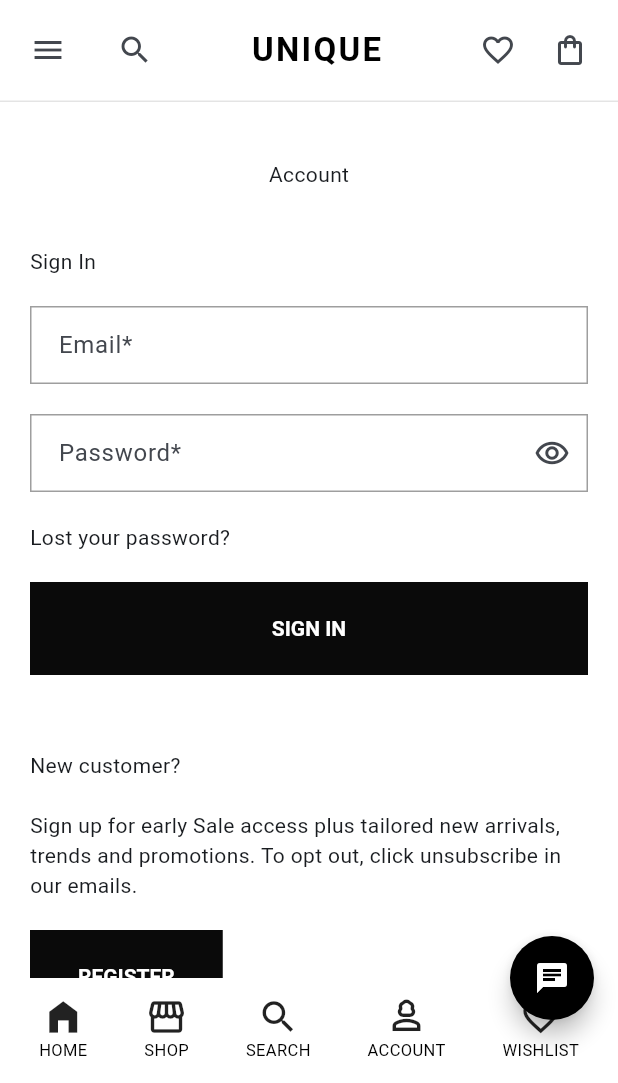
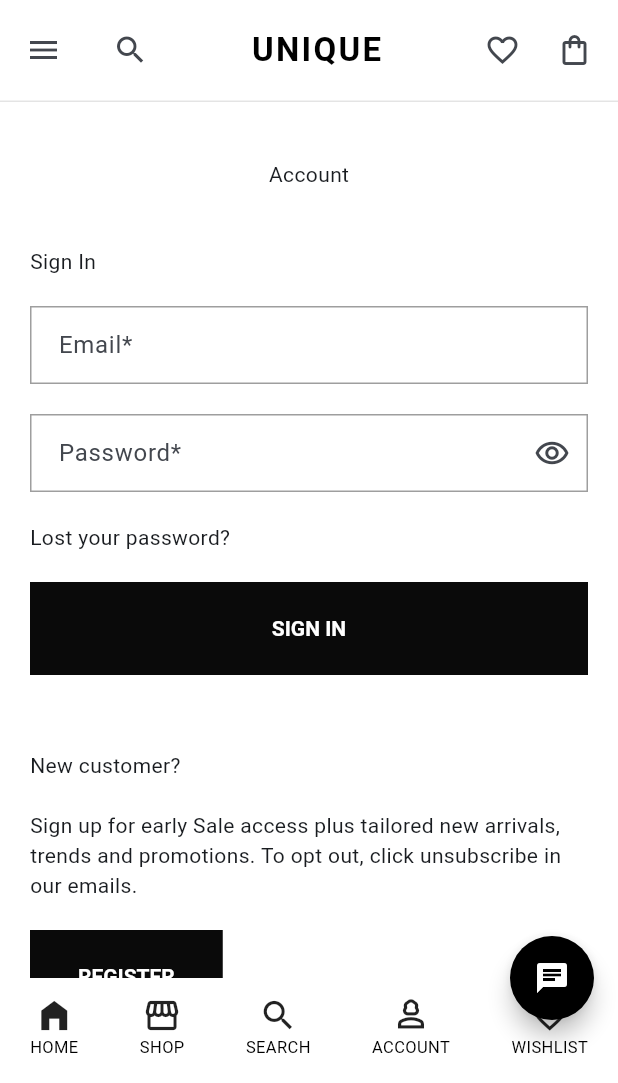
Before and after one commit to joena1o/Unique-E-commerce-App, a Flutter app: the AccountTab screen opened by its route, on a phone screen of 412 x 824 dp, the part 153-1236 px from its top. Run offline on Flutter 3.47's test engine with Material 3 defaults, Android fonts, the phone set to English and light mode, and no system bars; our stand-ins replace flutter_breadcrumb, font_awesome_flutter, get_it, go_router; Roboto replaces fonts that are missing (Montserrat).

Commit message:
responsive fixes

```diff
--- a/lib/features/home_screen/pages/home_screen.dart
+++ b/lib/features/home_screen/pages/home_screen.dart
@@ -61,7 +61,7 @@ class _HomeScreenState extends State<HomeScreen>
                                       BorderSide(color: AppColors.borderGray)),
                               color: Colors.white),
                           padding: const EdgeInsets.symmetric(
-                              vertical: 10.0, horizontal: 8),
+                              vertical: 10.0, horizontal: 5),
                           child: Row(
                             children: [
                               IconButton(
@@ -202,11 +202,12 @@ class _HomeScreenState extends State<HomeScreen>
           : FloatingActionButtonLocation.endFloat,
       bottomNavigationBar: Responsive.isMobile(context)
           ? BottomAppBar(
+              padding: const EdgeInsets.symmetric(vertical: 12),
               notchMargin: 0,
               height: 70,
               color: Colors.transparent,
               child: Padding(
-                padding: const EdgeInsets.symmetric(horizontal: 10),
+                padding: const EdgeInsets.symmetric(horizontal: 20),
                 child: Row(
                   crossAxisAlignment: CrossAxisAlignment.center,
                   mainAxisAlignment: MainAxisAlignment.spaceBetween,
@@ -219,7 +220,7 @@ class _HomeScreenState extends State<HomeScreen>
                         children: [
                           const Icon(
                             Icons.home_filled,
-                            size: 28,
+                            size: 26,
                           ),
                           Text("HOME", style: UtilityClass.bottomNavStyleBlack)
                         ],
@@ -233,7 +234,7 @@ class _HomeScreenState extends State<HomeScreen>
                           children: [
                             const Icon(
                               Icons.storefront,
-                              size: 28,
+                              size: 26,
                             ),
                             Text("SHOP",
                                 style: UtilityClass.bottomNavStyleBlack)
@@ -301,7 +302,7 @@ class _HomeScreenState extends State<HomeScreen>
                           children: [
                             const Icon(
                               Icons.search,
-                              size: 28,
+                              size: 26,
                             ),
                             Text("SEARCH",
                                 style: UtilityClass.bottomNavStyleBlack)
@@ -315,7 +316,7 @@ class _HomeScreenState extends State<HomeScreen>
                           children: [
                             const Icon(
                               Icons.person_3_outlined,
-                              size: 28,
+                              size: 26,
                             ),
                             Text("ACCOUNT",
                                 style: UtilityClass.bottomNavStyleBlack)
@@ -329,7 +330,7 @@ class _HomeScreenState extends State<HomeScreen>
                           children: [
                             const Icon(
                               Icons.favorite_border,
-                              size: 28,
+                              size: 26,
                             ),
                             Text("WISHLIST",
                                 style: UtilityClass.bottomNavStyleBlack)
--- a/lib/features/home_screen/pages/tabs/account_tab.dart
+++ b/lib/features/home_screen/pages/tabs/account_tab.dart
@@ -13,84 +13,74 @@ class AccountTab extends StatefulWidget {
 class _AccountTabState extends State<AccountTab> {
   @override
   Widget build(BuildContext context) {
-    return  SizedBox(
+    return Container(
+      margin: Responsive.isMobile(context)
+          ? EdgeInsets.zero
+          : EdgeInsets.symmetric(
+              horizontal: Responsive.getSize(context).width * .08),
       width: double.infinity,
-      child:  Column(
+      child: Column(
         mainAxisAlignment: MainAxisAlignment.center,
         crossAxisAlignment: CrossAxisAlignment.center,
         children: [
-
           const Padding(
             padding: EdgeInsets.symmetric(vertical: 38.0),
             child: Text("Account"),
           ),
-
           Container(
             padding: UtilityClass.horizontalPadding,
             alignment: Alignment.centerLeft,
             child: const Text("Sign In"),
           ),
-
           Container(
             padding: UtilityClass.horizontalAndVerticalPadding,
             child: TextFormField(
-              decoration: const InputDecoration(
-                hintText: "Email*"
-              ),
+              decoration: const InputDecoration(hintText: "Email*"),
             ),
           ),
-
           Container(
             padding: UtilityClass.horizontalPadding,
             child: TextFormField(
               decoration: const InputDecoration(
                   suffixIcon: Icon(Icons.remove_red_eye_outlined),
-                  hintText: "Password*"
-              ),
+                  hintText: "Password*"),
             ),
           ),
-
           Container(
             alignment: Alignment.centerLeft,
             padding: UtilityClass.horizontalAndVerticalPadding,
             child: const Text("Lost your password?"),
           ),
-
           Container(
             width: Responsive.getSize(context).width,
             padding: const EdgeInsets.all(5),
             margin: UtilityClass.horizontalPadding,
             decoration: UtilityClass.setButtonDecoration(AppColors.darkColor),
-            child: ElevatedButton(onPressed: (){
-
-            }, child: const Text("SIGN IN")),
+            child:
+                ElevatedButton(onPressed: () {}, child: const Text("SIGN IN")),
           ),
-
           Container(
             margin: const EdgeInsets.only(top: 30),
             padding: UtilityClass.horizontalAndVerticalPadding,
             alignment: Alignment.centerLeft,
             child: const Text("New customer?"),
           ),
-
           Container(
             padding: UtilityClass.horizontalPadding,
             alignment: Alignment.centerLeft,
-            child: const Text("Sign up for early Sale access plus tailored new arrivals, trends and promotions. To opt out, click unsubscribe in our emails."),
+            child: const Text(
+                "Sign up for early Sale access plus tailored new arrivals, trends and promotions. To opt out, click unsubscribe in our emails."),
           ),
-
           Align(
             alignment: Alignment.centerLeft,
             child: Container(
               padding: const EdgeInsets.all(5),
               margin: UtilityClass.horizontalAndVerticalPadding,
               decoration: UtilityClass.setButtonDecoration(AppColors.darkColor),
-              child: ElevatedButton(onPressed: (){
-
-              }, child: const Text("REGISTER")),
+              child: ElevatedButton(
+                  onPressed: () {}, child: const Text("REGISTER")),
             ),
           ),
-
         ],
       ),
     );
--- a/lib/features/home_screen/widgets/product_grid_view.dart
+++ b/lib/features/home_screen/widgets/product_grid_view.dart
@@ -31,6 +31,8 @@ class _ProductGridViewState extends State<ProductGridView> {
                 crossAxisSpacing: 20,
                 children: List.generate(7, (index) {
                   return Column(
+                    crossAxisAlignment: CrossAxisAlignment.start,
+                    mainAxisAlignment: MainAxisAlignment.start,
                     children: [
                       GestureDetector(
                         onTap: () {
--- a/lib/utils/utility_class.dart
+++ b/lib/utils/utility_class.dart
@@ -205,7 +205,7 @@ class UtilityClass {
       color: AppColors.lightColor);
 
   static TextStyle buttonStyleWhiteNoSpacing = TextStyle(
-      fontSize: 14, fontWeight: FontWeight.normal, color: AppColors.lightColor);
+      fontSize: 12, fontWeight: FontWeight.normal, color: AppColors.lightColor);
 
   static TextStyle buttonStyleWhite = TextStyle(
       fontSize: 14,
--- a/pubspec.yaml
+++ b/pubspec.yaml
@@ -39,6 +39,7 @@ dependencies:
   go_router: ^5.0.0
   flutter_staggered_grid_view: ^0.7.0
   flutter_breadcrumb: ^1.0.1
+  font_awesome_flutter: ^10.7.0
 
 dev_dependencies:
   flutter_test:
```
Also changed, not shown: lib/features/home_screen/pages/tabs/product_tab.dart (+6 -1 lines), lib/features/home_screen/widgets/end_drawer_items.dart (+11 -9 lines), lib/features/product_screen/presentation/pages/product_screen.dart (+21 -36 lines), pubspec.lock.
